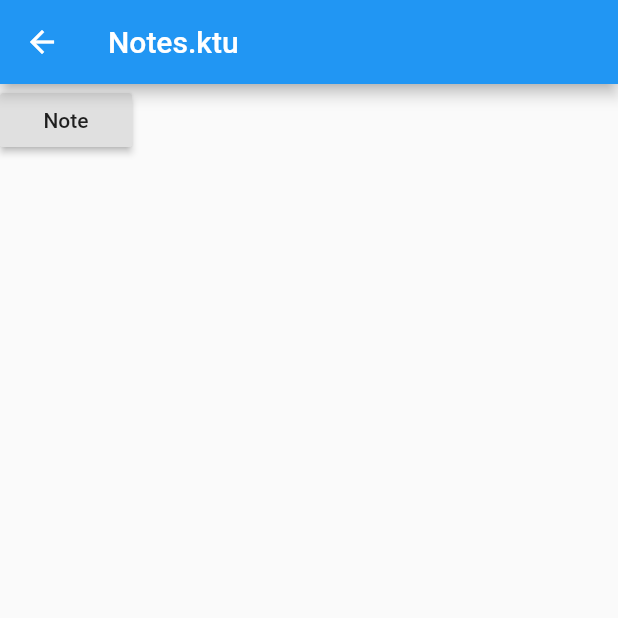
After one commit to BobyBiju/DotKtuonProgress, a Flutter app: the Home screen opened by its route, after a tap on "Notes.Ktu", on a phone screen of 412 x 824 dp, the top half of it. The commit adds this screen. Run offline on Flutter 3.47's test engine with Material 2 defaults, Android fonts, the phone set to English and light mode, and no system bars; our stand-ins replace animated_text_kit, cloud_firestore, firebase_auth, firebase_core, flutter_local_notifications, font_awesome_flutter and 2 more; accounts and stored records are empty; network calls fail.

Commit message:
please commit

```diff
--- a/lib/MyScreens/home_page.dart
+++ b/lib/MyScreens/home_page.dart
@@ -1,6 +1,7 @@
 import 'package:flutter/cupertino.dart';
 import 'package:flutter/material.dart';
 import 'package:todoey/EasyJsonParse/JsonParseDemo.dart';
+import 'package:todoey/notes/notes_ktu.dart';
 import 'package:todoey/screens/chat_screen.dart';
 import 'package:todoey/screens/tasks_screen.dart';
 
@@ -93,6 +94,18 @@ class Home extends StatelessWidget {
                             color: Colors.white
                         ),),
                     ),
+                    FlatButton(
+                      color: Colors.black,
+                      onPressed: (){
+                        Navigator.push(context, new MaterialPageRoute(
+                            builder: (context)=> LaunchUrlDemo()
+                        ));
+                      },
+                      child: Text("Notes.Ktu",
+                        style: TextStyle(
+                            color: Colors.white
+                        ),),
+                    ),
 
                   ],
                 ),
--- /dev/null
+++ b/lib/notes/notes_ktu.dart
@@ -0,0 +1,54 @@
+import 'package:flutter/material.dart';
+import 'package:url_launcher/url_launcher.dart';
+
+class LaunchUrlDemo extends StatefulWidget {
+  @override
+  _LaunchUrlDemoState createState() => _LaunchUrlDemoState();
+}
+
+class _LaunchUrlDemoState extends State<LaunchUrlDemo> {
+
+  Future <void> launched;
+  String launchUrl =
+      'https://drive.google.com/file/d/1VwelbMeUXvE3WYlaed65fEIDtOhzJebT/view';
+
+  Future<void> _launchInBrowser(String url) async {
+    // if (await canLaunch(url)) {
+    //   await launch(
+    //     url,
+    //     forceSafariVC: false,
+    //     forceWebView: false,
+    //     headers: <String, String>{'header_key': 'header_value'},
+    //   );
+    // } else {
+    //   throw 'Could not launch $url';
+    // }
+    launch(
+            url,
+            forceSafariVC: false,
+            forceWebView: false,
+            headers: <String, String>{'header_key': 'header_value'},
+          );
+  }
+
+  @override
+  Widget build(BuildContext context) {
+    return Scaffold(
+      appBar: AppBar(
+        title: Text('Notes.ktu'),
+      ),
+      body: Container(
+        child: Column(
+          children: <Widget>[
+            RaisedButton(
+              child: Text('Note'),
+              onPressed: () {
+                _launchInBrowser(launchUrl);
+              },
+            ),
+          ],
+        ),
+      ),
+    );
+  }
+}
```
Also changed, not shown: lib/EasyJsonParse/JsonParseDemo.dart (+33 -0 lines).
